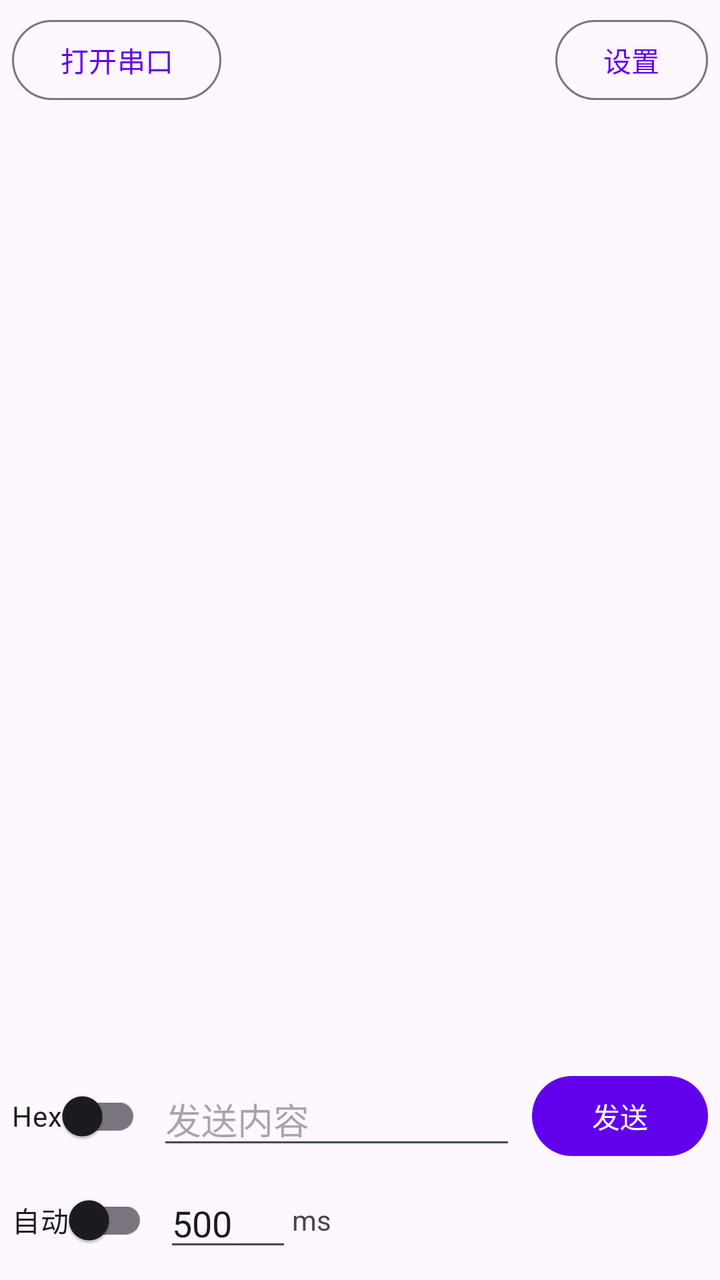
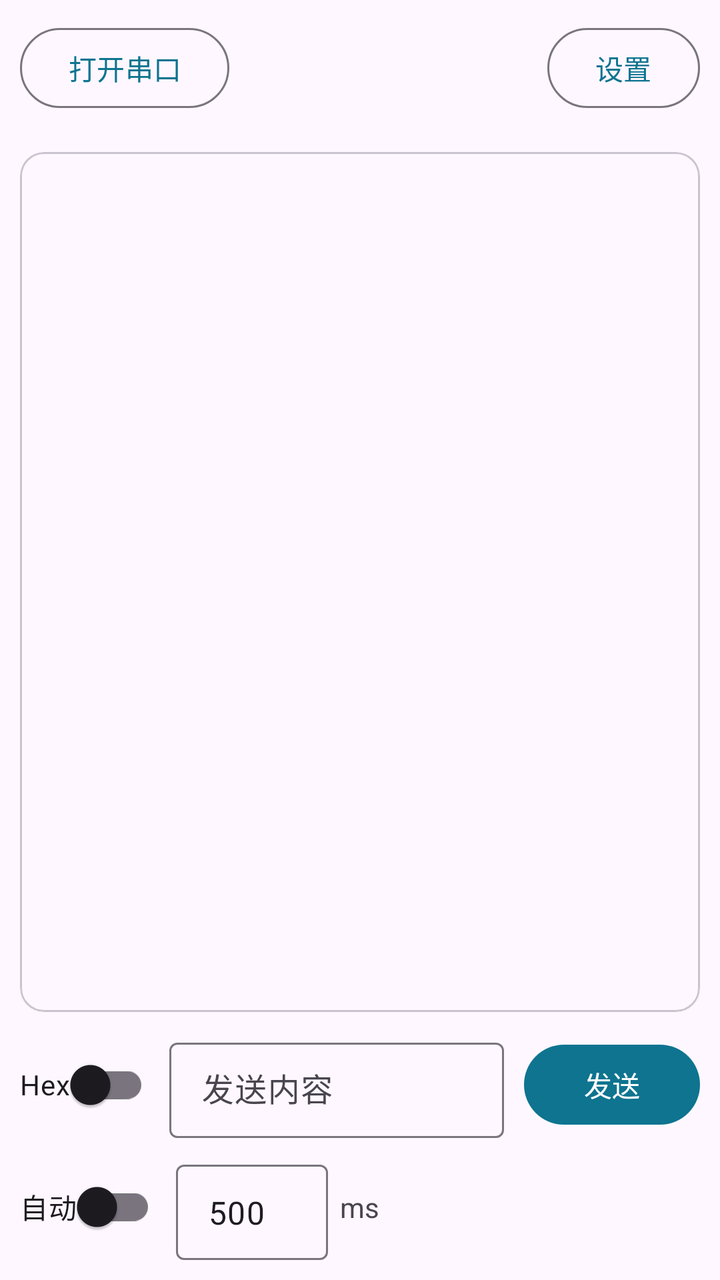

The first picture is an Android layout as it rendered before a commit; the second is the same layout after the commit. The layout source and the unified diff follow.
<!-- AndroidManifest.xml: application theme Theme.MySerial -->
<!-- res/layout/fragment_port.xml -->
<?xml version="1.0" encoding="utf-8"?>
<LinearLayout xmlns:android="http://schemas.android.com/apk/res/android"
    xmlns:app="http://schemas.android.com/apk/res-auto"
    android:layout_width="match_parent"
    android:layout_height="match_parent"
    android:orientation="vertical"
    android:padding="6dp">

    
    <LinearLayout
        android:layout_width="match_parent"
        android:layout_height="wrap_content"
        android:gravity="center_vertical"
        android:orientation="horizontal">

        <com.google.android.material.button.MaterialButton
            android:id="@+id/buttonOpen"
            style="?attr/materialButtonOutlinedStyle"
            android:layout_width="wrap_content"
            android:layout_height="wrap_content"
            android:minWidth="88dp"
            android:text="@string/open_port" />

        <TextView
            android:id="@+id/textPortInfo"
            android:layout_width="0dp"
            android:layout_height="wrap_content"
            android:layout_marginStart="8dp"
            android:layout_weight="1"
            android:ellipsize="start"
            android:singleLine="true"
            android:textSize="12sp" />

        <TextView
            android:id="@+id/textCounter"
            android:layout_width="wrap_content"
            android:layout_height="wrap_content"
            android:layout_marginStart="8dp"
            android:fontFamily="monospace"
            android:textSize="12sp" />

        <com.google.android.material.button.MaterialButton
            android:id="@+id/buttonConfig"
            style="?attr/materialButtonOutlinedStyle"
            android:layout_width="wrap_content"
            android:layout_height="wrap_content"
            android:layout_marginStart="8dp"
            android:minWidth="64dp"
            android:text="@string/port_settings" />
    </LinearLayout>

    
    <HorizontalScrollView
        android:layout_width="match_parent"
        android:layout_height="wrap_content"
        android:scrollbars="none">

        <com.google.android.material.chip.ChipGroup
            android:id="@+id/chipGroupCommands"
            android:layout_width="wrap_content"
            android:layout_height="wrap_content"
            android:paddingTop="4dp"
            android:paddingBottom="4dp"
            app:chipSpacingHorizontal="6dp"
            app:singleLine="true" />
    </HorizontalScrollView>

    
    <androidx.recyclerview.widget.RecyclerView
        android:id="@+id/recyclerLog"
        android:layout_width="match_parent"
        android:layout_height="0dp"
        android:layout_weight="1"
        android:clipToPadding="false" />

    
    <LinearLayout
        android:layout_width="match_parent"
        android:layout_height="wrap_content"
        android:gravity="center_vertical"
        android:orientation="horizontal">

        <com.google.android.material.switchmaterial.SwitchMaterial
            android:id="@+id/switchHex"
            android:layout_width="wrap_content"
            android:layout_height="wrap_content"
            android:text="Hex" />

        <EditText
            android:id="@+id/editTextSend"
            android:layout_width="0dp"
            android:layout_height="wrap_content"
            android:layout_marginStart="8dp"
            android:layout_weight="1"
            android:hint="@string/send_hint"
            android:inputType="textMultiLine|textNoSuggestions"
            android:maxLines="4" />

        <com.google.android.material.button.MaterialButton
            android:id="@+id/buttonSend"
            android:layout_width="wrap_content"
            android:layout_height="wrap_content"
            android:layout_marginStart="8dp"
            android:text="@string/send" />
    </LinearLayout>

    
    <LinearLayout
        android:layout_width="match_parent"
        android:layout_height="wrap_content"
        android:layout_marginTop="4dp"
        android:gravity="center_vertical"
        android:orientation="horizontal">

        <com.google.android.material.switchmaterial.SwitchMaterial
            android:id="@+id/switchAuto"
            android:layout_width="wrap_content"
            android:layout_height="wrap_content"
            android:text="@string/auto_send" />

        <EditText
            android:id="@+id/editTextInterval"
            android:layout_width="64dp"
            android:layout_height="wrap_content"
            android:layout_marginStart="8dp"
            android:inputType="number"
            android:text="500" />

        <TextView
            android:layout_width="wrap_content"
            android:layout_height="wrap_content"
            android:text="ms" />

        <Space
            android:layout_width="0dp"
            android:layout_height="1dp"
            android:layout_weight="1" />
    </LinearLayout>
</LinearLayout>
<!-- resources referenced by this layout -->
<resources>
  <string name="auto_send">自动</string>
  <string name="open_port">打开串口</string>
  <string name="port_settings">设置</string>
  <string name="send">发送</string>
  <string name="send_hint">发送内容</string>
  <style name="Theme.MySerial" parent="Theme.Material3.DayNight.NoActionBar">
          
          <item name="colorPrimary">@color/purple_500</item>
          <item name="colorOnPrimary">@color/white</item>
          <item name="colorPrimaryContainer">@color/purple_200</item>
          <item name="colorOnPrimaryContainer">@color/black</item>
          
          <item name="colorSecondary">@color/teal_700</item>
          <item name="colorOnSecondary">@color/white</item>
          <item name="colorSecondaryContainer">@color/teal_200</item>
          <item name="colorOnSecondaryContainer">@color/black</item>
          
          <item name="android:statusBarColor">@color/white</item>
          <item name="android:windowLightStatusBar" tools:targetApi="m">true</item>
      </style>
  <color name="purple_500">#FF6200EE</color>
  <color name="white">#FFFFFFFF</color>
  <color name="purple_200">#FFBB86FC</color>
  <color name="black">#FF000000</color>
  <color name="teal_700">#FF018786</color>
  <color name="teal_200">#FF03DAC5</color>
</resources>

<!-- the commit's change to res/layout/fragment_port.xml (unified diff, before → after) -->
@@ -4,7 +4,7 @@
     android:layout_width="match_parent"
     android:layout_height="match_parent"
     android:orientation="vertical"
-    android:padding="6dp">
+    android:padding="10dp">
 
     
     <LinearLayout
@@ -18,25 +18,27 @@
             style="?attr/materialButtonOutlinedStyle"
             android:layout_width="wrap_content"
             android:layout_height="wrap_content"
-            android:minWidth="88dp"
+            android:minWidth="96dp"
             android:text="@string/open_port" />
 
         <TextView
             android:id="@+id/textPortInfo"
             android:layout_width="0dp"
             android:layout_height="wrap_content"
-            android:layout_marginStart="8dp"
+            android:layout_marginStart="10dp"
             android:layout_weight="1"
             android:ellipsize="start"
             android:singleLine="true"
+            android:textColor="?attr/colorOnSurfaceVariant"
             android:textSize="12sp" />
 
         <TextView
             android:id="@+id/textCounter"
             android:layout_width="wrap_content"
             android:layout_height="wrap_content"
-            android:layout_marginStart="8dp"
+            android:layout_marginStart="10dp"
             android:fontFamily="monospace"
+            android:textColor="?attr/colorOnSurfaceVariant"
             android:textSize="12sp" />
 
         <com.google.android.material.button.MaterialButton
@@ -44,7 +46,7 @@
             style="?attr/materialButtonOutlinedStyle"
             android:layout_width="wrap_content"
             android:layout_height="wrap_content"
-            android:layout_marginStart="8dp"
+            android:layout_marginStart="10dp"
             android:minWidth="64dp"
             android:text="@string/port_settings" />
     </LinearLayout>
@@ -53,30 +55,43 @@
     <HorizontalScrollView
         android:layout_width="match_parent"
         android:layout_height="wrap_content"
+        android:layout_marginTop="8dp"
         android:scrollbars="none">
 
         <com.google.android.material.chip.ChipGroup
             android:id="@+id/chipGroupCommands"
             android:layout_width="wrap_content"
             android:layout_height="wrap_content"
-            android:paddingTop="4dp"
-            android:paddingBottom="4dp"
+            android:paddingTop="2dp"
+            android:paddingBottom="2dp"
             app:chipSpacingHorizontal="6dp"
             app:singleLine="true" />
     </HorizontalScrollView>
 
     
-    <androidx.recyclerview.widget.RecyclerView
-        android:id="@+id/recyclerLog"
+    <com.google.android.material.card.MaterialCardView
         android:layout_width="match_parent"
         android:layout_height="0dp"
+        android:layout_marginTop="6dp"
         android:layout_weight="1"
-        android:clipToPadding="false" />
+        app:cardCornerRadius="12dp"
+        app:cardElevation="0dp"
+        app:strokeColor="?attr/colorOutlineVariant"
+        app:strokeWidth="1dp">
+
+        <androidx.recyclerview.widget.RecyclerView
+            android:id="@+id/recyclerLog"
+            android:layout_width="match_parent"
+            android:layout_height="match_parent"
+            android:clipToPadding="false"
+            android:padding="4dp" />
+    </com.google.android.material.card.MaterialCardView>
 
     
     <LinearLayout
         android:layout_width="match_parent"
         android:layout_height="wrap_content"
+        android:layout_marginTop="10dp"
         android:gravity="center_vertical"
         android:orientation="horizontal">
 
@@ -86,21 +101,27 @@
             android:layout_height="wrap_content"
             android:text="Hex" />
 
-        <EditText
-            android:id="@+id/editTextSend"
+        <com.google.android.material.textfield.TextInputLayout
             android:layout_width="0dp"
             android:layout_height="wrap_content"
-            android:layout_marginStart="8dp"
+            android:layout_marginStart="10dp"
             android:layout_weight="1"
             android:hint="@string/send_hint"
-            android:inputType="textMultiLine|textNoSuggestions"
-            android:maxLines="4" />
+            style="@style/Widget.Material3.TextInputLayout.OutlinedBox.Dense">
+
+            <com.google.android.material.textfield.TextInputEditText
+                android:id="@+id/editTextSend"
+                android:layout_width="match_parent"
+                android:layout_height="wrap_content"
+                android:inputType="textMultiLine|textNoSuggestions"
+                android:maxLines="4" />
+        </com.google.android.material.textfield.TextInputLayout>
 
         <com.google.android.material.button.MaterialButton
             android:id="@+id/buttonSend"
             android:layout_width="wrap_content"
             android:layout_height="wrap_content"
-            android:layout_marginStart="8dp"
+            android:layout_marginStart="10dp"
             android:text="@string/send" />
     </LinearLayout>
 
@@ -108,7 +129,7 @@
     <LinearLayout
         android:layout_width="match_parent"
         android:layout_height="wrap_content"
-        android:layout_marginTop="4dp"
+        android:layout_marginTop="8dp"
         android:gravity="center_vertical"
         android:orientation="horizontal">
 
@@ -118,17 +139,24 @@
             android:layout_height="wrap_content"
             android:text="@string/auto_send" />
 
-        <EditText
-            android:id="@+id/editTextInterval"
-            android:layout_width="64dp"
+        <com.google.android.material.textfield.TextInputLayout
+            android:layout_width="76dp"
             android:layout_height="wrap_content"
-            android:layout_marginStart="8dp"
-            android:inputType="number"
-            android:text="500" />
+            android:layout_marginStart="10dp"
+            style="@style/Widget.Material3.TextInputLayout.OutlinedBox.Dense">
+
+            <com.google.android.material.textfield.TextInputEditText
+                android:id="@+id/editTextInterval"
+                android:layout_width="match_parent"
+                android:layout_height="wrap_content"
+                android:inputType="number"
+                android:text="500" />
+        </com.google.android.material.textfield.TextInputLayout>
 
         <TextView
             android:layout_width="wrap_content"
             android:layout_height="wrap_content"
+            android:layout_marginStart="6dp"
             android:text="ms" />
 
         <Space
<!-- resource entries referenced after the edit -->
@@ -7,24 +7,27 @@
   <string name="send_hint">发送内容</string>
   <style name="Theme.MySerial" parent="Theme.Material3.DayNight.NoActionBar">
           
-          <item name="colorPrimary">@color/purple_500</item>
+          <item name="colorPrimary">@color/brand_primary</item>
           <item name="colorOnPrimary">@color/white</item>
-          <item name="colorPrimaryContainer">@color/purple_200</item>
-          <item name="colorOnPrimaryContainer">@color/black</item>
+          <item name="colorPrimaryContainer">@color/brand_primary_container</item>
+          <item name="colorOnPrimaryContainer">@color/brand_on_primary_container</item>
           
-          <item name="colorSecondary">@color/teal_700</item>
+          <item name="colorSecondary">@color/brand_secondary</item>
           <item name="colorOnSecondary">@color/white</item>
-          <item name="colorSecondaryContainer">@color/teal_200</item>
-          <item name="colorOnSecondaryContainer">@color/black</item>
+          <item name="colorSecondaryContainer">@color/brand_secondary_container</item>
+          <item name="colorOnSecondaryContainer">@color/brand_on_secondary_container</item>
           
-          <item name="android:statusBarColor">@color/white</item>
-          <item name="android:windowLightStatusBar" tools:targetApi="m">true</item>
+          <item name="android:statusBarColor">@android:color/transparent</item>
+          <item name="android:navigationBarColor">@android:color/transparent</item>
+          <item name="android:windowLightStatusBar">true</item>
+          <item name="android:windowLightNavigationBar">true</item>
       </style>
-  <color name="purple_500">#FF6200EE</color>
+  <color name="brand_primary">#FF0E7490</color>
   <color name="white">#FFFFFFFF</color>
-  <color name="purple_200">#FFBB86FC</color>
-  <color name="black">#FF000000</color>
-  <color name="teal_700">#FF018786</color>
-  <color name="teal_200">#FF03DAC5</color>
+  <color name="brand_primary_container">#FFCFFAFE</color>
+  <color name="brand_on_primary_container">#FF083344</color>
+  <color name="brand_secondary">#FF0F766E</color>
+  <color name="brand_secondary_container">#FFCCFBF1</color>
+  <color name="brand_on_secondary_container">#FF042F2E</color>
 </resources>
 
